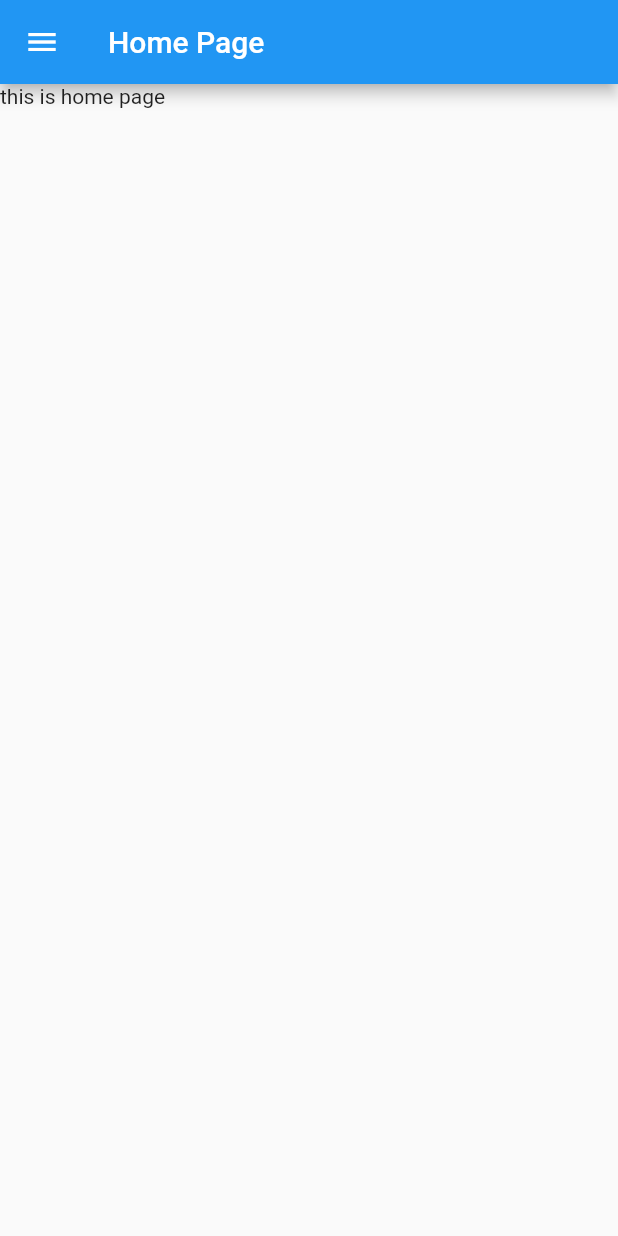
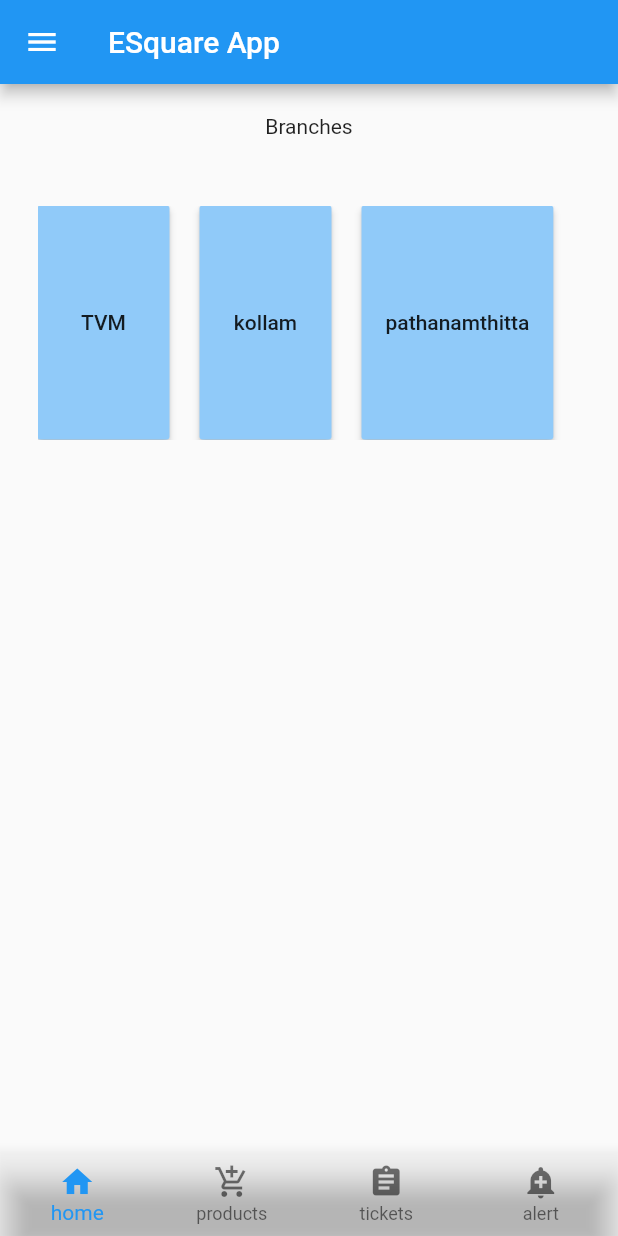
Before and after one commit to INTERNS-LXI-TECHNOLOGIES/Flutter-Workshop, a Flutter app: the screen it shows after launch, after a tap on "LOGIN", on a phone screen of 412 x 824 dp. Run offline on Flutter 3.47's test engine with Material 2 defaults, Android fonts, the phone set to English and light mode, and no system bars; our stand-ins replace carousel_slider, fluttertoast.

Commit message:
http://jira.bytatech.com:8080/browse/IN-8271,http://jira.bytatech.com:8080/browse/IN-8444

```diff
--- /dev/null
+++ b/sample2/lib/bodyHome.dart
@@ -0,0 +1,195 @@
+import 'package:flutter/material.dart';
+import 'package:fluttertoast/fluttertoast.dart';
+import 'main.dart';
+
+class BodyHome extends StatelessWidget {
+
+  @override
+  Widget build(BuildContext context) {
+    final screenSize = MediaQuery.of(context).size;
+    return Column(
+      children: [
+        Container(
+          width: screenSize.width/2,
+//              height: screenSize.height/10,
+          padding: EdgeInsets.all(20),
+          child: Center(child: Text("Branches")),
+        ),
+        Container(
+//          color: Colors.yellow,
+          width: screenSize.width,
+          height: screenSize.height/4,
+          padding: EdgeInsets.all(25),
+
+          child: ListView(
+              scrollDirection: Axis.horizontal,
+              children: [
+                RaisedButton(
+                    child: Center(
+                      child: Text("TVM"),
+                    ),
+                    color: Colors.blue[200],
+                    onPressed: (){
+
+                      Fluttertoast.showToast(
+                          msg: "Loading...",
+                          toastLength: Toast.LENGTH_SHORT,
+                          gravity: ToastGravity.CENTER,
+                          timeInSecForIosWeb: 1,
+                          backgroundColor: Colors.green,
+                          textColor: Colors.white,
+                          fontSize: 16.0
+                      );
+                    }
+                ),
+                SizedBox(
+                  width: 20,
+                ),
+                RaisedButton(
+                    child: Center(
+                      child: Text("kollam"),
+                    ),
+                    color: Colors.blue[200],
+                    onPressed: (){
+                      Fluttertoast.showToast(
+                          msg: "Loading...",
+                          toastLength: Toast.LENGTH_SHORT,
+                          gravity: ToastGravity.CENTER,
+                          timeInSecForIosWeb: 1,
+                          backgroundColor: Colors.green,
+                          textColor: Colors.white,
+                          fontSize: 16.0
+                      );
+                    }
+                ),
+                SizedBox(
+                  width: 20,
+                ),
+                RaisedButton(
+                    child: Center(
+                      child: Text("pathanamthitta"),
+                    ),
+                    color: Colors.blue[200],
+                    onPressed: (){
+                      Fluttertoast.showToast(
+                          msg: "Loading...",
+                          toastLength: Toast.LENGTH_SHORT,
+                          gravity: ToastGravity.CENTER,
+                          timeInSecForIosWeb: 1,
+                          backgroundColor: Colors.green,
+                          textColor: Colors.white,
+                          fontSize: 16.0
+                      );
+                    }
+                ),
+                SizedBox(
+                  width: 20,
+                ),
+                RaisedButton(
+                    child: Center(
+                      child: Text("palakkad"),
+                    ),
+                    color: Colors.blue[200],
+                    onPressed: (){
+                      Fluttertoast.showToast(
+                          msg: "Loading...",
+                          toastLength: Toast.LENGTH_SHORT,
+                          gravity: ToastGravity.CENTER,
+                          timeInSecForIosWeb: 1,
+                          backgroundColor: Colors.green,
+                          textColor: Colors.white,
+                          fontSize: 16.0
+                      );
+                    }
+                ),
+                SizedBox(
+                  width: 20,
+                ),
+                RaisedButton(
+                    child: Center(
+                      child: Text("malappuram"),
+                    ),
+                    color: Colors.blue[200],
+                    onPressed: (){
+                      Fluttertoast.showToast(
+                          msg: "Loading...",
+                          toastLength: Toast.LENGTH_SHORT,
+                          gravity: ToastGravity.CENTER,
+                          timeInSecForIosWeb: 1,
+                          backgroundColor: Colors.green,
+                          textColor: Colors.white,
+                          fontSize: 16.0
+                      );
+                    }
+                ),
+                SizedBox(
+                  width: 20,
+                ),
+                RaisedButton(
+                    child: Center(
+                      child: Text("kannur"),
+                    ),
+                    color: Colors.blue[200],
+                    onPressed: (){
+                      Fluttertoast.showToast(
+                          msg: "Loading...",
+                          toastLength: Toast.LENGTH_SHORT,
+                          gravity: ToastGravity.CENTER,
+                          timeInSecForIosWeb: 1,
+                          backgroundColor: Colors.green,
+                          textColor: Colors.white,
+                          fontSize: 16.0
+                      );
+                    }
+                ),
+                SizedBox(
+                  width: 20,
+                ),
+                RaisedButton(
+                    child: Center(
+                      child: Text("vayanad"),
+                    ),
+                    color: Colors.blue[200],
+                    onPressed: (){
+                      Fluttertoast.showToast(
+                          msg: "Loading...",
+                          toastLength: Toast.LENGTH_SHORT,
+                          gravity: ToastGravity.CENTER,
+                          timeInSecForIosWeb: 1,
+                          backgroundColor: Colors.green,
+                          textColor: Colors.white,
+                          fontSize: 16.0
+                      );
+                    }
+                ),
+                SizedBox(
+                  width: 20,
+                ),
+                RaisedButton(
+                    child: Center(
+                      child: Text("thrissur"),
+                    ),
+                    color: Colors.blue[200],
+                    onPressed: (){
+                      Fluttertoast.showToast(
+                          msg: "Loading...",
+                          toastLength: Toast.LENGTH_SHORT,
+                          gravity: ToastGravity.CENTER,
+                          timeInSecForIosWeb: 1,
+                          backgroundColor: Colors.green,
+                          textColor: Colors.white,
+                          fontSize: 16.0
+                      );
+                    }
+                ),
+                SizedBox(
+                  width: 20,
+                ),
+              ]
+          ),
+        ),
+
+      ],
+    ) ;
+  }
+}
--- a/sample2/lib/confirmation.dart
+++ b/sample2/lib/confirmation.dart
@@ -1,4 +1,5 @@
 import 'package:flutter/material.dart';
+import 'package:sample/welcome.dart';
 import 'main.dart';
 
 class ConfirmationPage extends StatefulWidget {
@@ -77,7 +78,8 @@ class _ConfirmationPageState extends State<ConfirmationPage> {
                         return;
                       }
 //                      formKey.currentState.save();
-                      Navigator.pushNamed(context, "homePage");
+                      Navigator.push(context, new MaterialPageRoute(
+                          builder: (context) => WelcomePage()));
                       return null;
 
                     },
--- a/sample2/lib/createUser.dart
+++ b/sample2/lib/createUser.dart
@@ -54,6 +54,9 @@ class createNewUser extends State<CreateUser> {
       validator: (String value) {
         if (value.isEmpty) {
           return "Email is required";
+        }
+        if(! RegExp(r'^(([^<>()[\]\\.,;:\s@\"]+(\.[^<>()[\]\\.,;:\s@\"]+)*)|(\".+\"))@((\[[0-9]{1,3}\.[0-9]{1,3}\.[0-9]{1,3}\.[0-9]{1,3}\])|(([a-zA-Z\-0-9]+\.)+[a-zA-Z]{2,}))$').hasMatch(value)){
+          return "Enter valid email";
         }
         return null;
       },
--- a/sample2/lib/homePage.dart
+++ b/sample2/lib/homePage.dart
@@ -1,39 +1,77 @@
+import 'package:flutter/cupertino.dart';
 import 'package:flutter/material.dart';
+import 'package:carousel_slider/carousel_slider.dart';
 import 'main.dart';
 
-class HomePage extends StatelessWidget {
+import 'bottomNavigation.dart';
+import 'bodyHome.dart';
+
+import 'menuDrawer.dart';
+class HomePage extends StatefulWidget {
+  @override
+  _HomePageState createState() => _HomePageState();
+}
+
+class _HomePageState extends State<HomePage> {
+  static int indexNo=0;
   @override
   Widget build(BuildContext context) {
+    final screenSize = MediaQuery
+        .of(context)
+        .size;
+    final tabs = [
+      BodyHome(),
+      Center(child: Text("products"),),
+      Center(child: Text("Tockens"),),
+      Center(child: Text("Alerts"),),
+
+    ];
+
     return MaterialApp(
       debugShowCheckedModeBanner: false,
       home: Scaffold(
-        drawer: Drawer(
-          child: ListView(
-            children: [
-              DrawerHeader(
-                child: Text('E^2 App'),
-                decoration: BoxDecoration(color: Colors.orange),
-              ),
-              ListTile(
-                title: Text('create user'),
-                onTap: () {
-                  Navigator.pushNamed(context, "createUser");
-                },
-              ),
-              ListTile(
-                title: Text('second'),
-                onTap: () {
-                  Navigator.pop(context);
-                },
-              )
-            ],
+          drawer: new MenuDrawer(),
+          bottomNavigationBar: buildTabNav(),
+          appBar: AppBar(
+            title: Text('ESquare App'),
           ),
-        ),
-        appBar: AppBar(
-          title: Text('Home Page'),
-        ),
-        body: Text('this is home page'),
+          body: tabs[indexNo]
+
       ),
     );
   }
+  BottomNavigationBar buildTabNav (){
+    return BottomNavigationBar(
+      currentIndex: indexNo,
+      items: [
+        BottomNavigationBarItem(
+          icon: Icon(Icons.home),
+          title: Text("home"),
+          backgroundColor: Colors.orange[500],
+        ),
+        BottomNavigationBarItem(
+          icon: Icon(Icons.add_shopping_cart),
+          title: Text("products"),
+          backgroundColor: Colors.orange[500],
+        ),
+        BottomNavigationBarItem(
+          icon: Icon(Icons.assignment),
+          title: Text("tickets"),
+          backgroundColor: Colors.orange[500],
+        ),
+        BottomNavigationBarItem(
+          icon: Icon(Icons.add_alert),
+          title: Text("alert"),
+          backgroundColor: Colors.orange,
+        )
+      ],
+      onTap: (index){
+        setState(() {
+          indexNo=index;
+        });
+      },
+      type: BottomNavigationBarType.fixed,
+      backgroundColor: Colors.transparent,
+    );
+  }
 }
--- a/sample2/lib/main.dart
+++ b/sample2/lib/main.dart
@@ -1,9 +1,9 @@
 import 'dart:core';
-//import 'dart:js';
 import 'createUser.dart';
 import 'loginPage.dart';
 import 'homePage.dart';
 import 'confirmation.dart';
+import 'welcome.dart';
 
 import 'package:flutter/cupertino.dart';
 import 'package:flutter/material.dart';
@@ -16,6 +16,7 @@ void main() => runApp(MaterialApp(
           'homePage': (context) => HomePage(),
           'createUser': (context) => CreateUser(),
           'confirmation': (context) => ConfirmationPage(),
+          'welcome': (context) => WelcomePage(),
         }
 
 //    home: HomeApp(),
--- a/sample2/pubspec.yaml
+++ b/sample2/pubspec.yaml
@@ -28,6 +28,8 @@ dependencies:
   # The following adds the Cupertino Icons font to your application.
   # Use with the CupertinoIcons class for iOS style icons.
   cupertino_icons: ^0.1.3
+  carousel_slider: ^1.3.0
+  fluttertoast: ^7.0.1
 
 dev_dependencies:
   flutter_test:
```
Also changed, not shown: sample2/lib/menuDrawer.dart (added, +31 -0 lines), sample2/lib/welcome.dart (added, +52 -0 lines), sample2/lib/bottomNavigation.dart (added), sample2/pubspec.lock.
